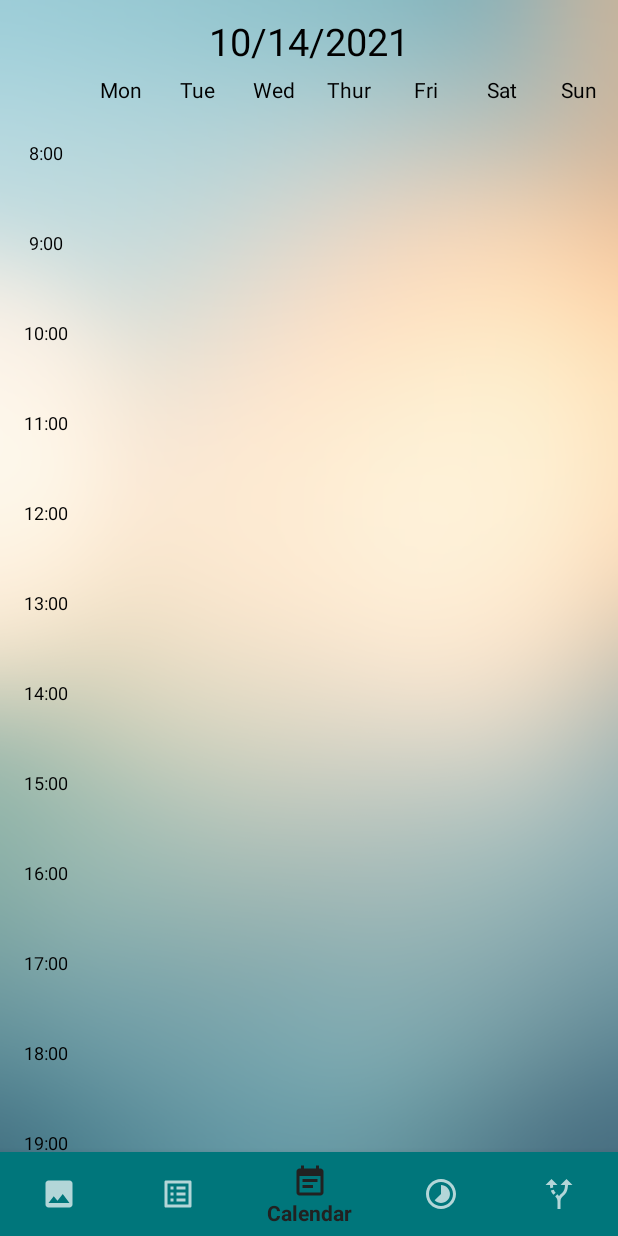
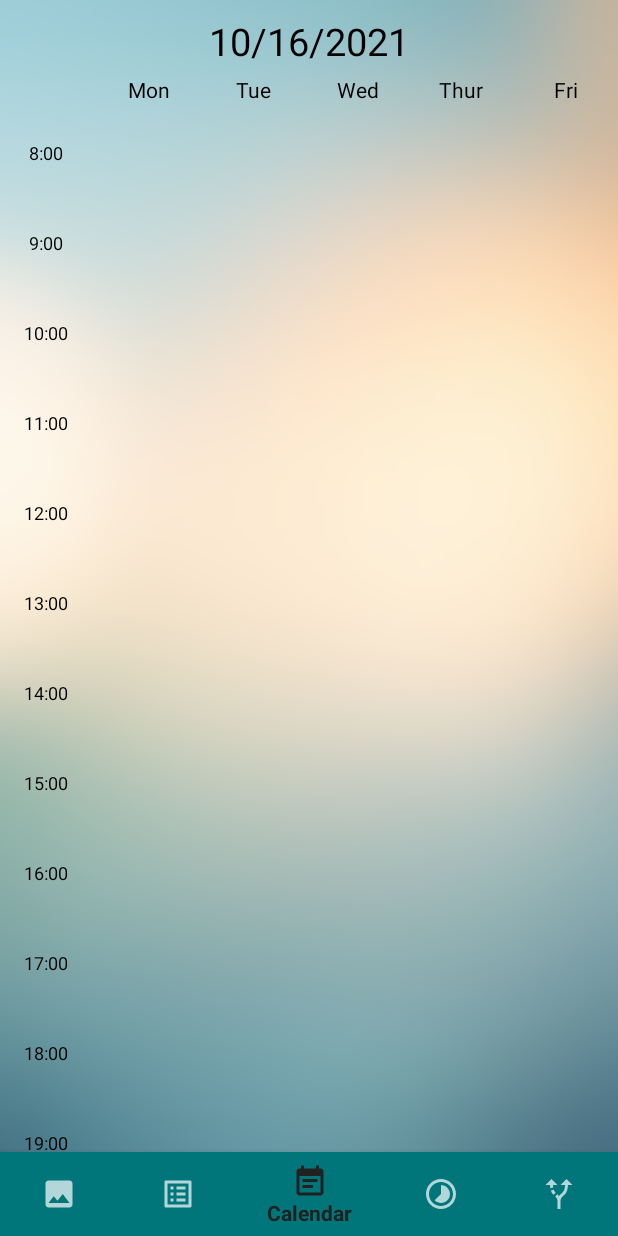
Before and after one commit to YingzeHou/FinalApp, an Android app: the screen it shows after launch (MainActivity), on a phone screen of 412 x 824 dp. Run offline under Robolectric (Android 15) with nearby library versions, the phone set to English and light mode, and no system bars.

Commit message:
Displaying Current date and day of week for calendar

```diff
--- /dev/null
+++ b/app/src/main/java/com/example/finalapp/Calendar/CalendarFrag.java
@@ -0,0 +1,127 @@
+package com.example.finalapp.Calendar;
+
+import android.content.Context;
+import android.content.Intent;
+import android.content.SharedPreferences;
+import android.graphics.Color;
+import android.graphics.Typeface;
+import android.os.Bundle;
+
+import androidx.fragment.app.Fragment;
+
+import android.view.LayoutInflater;
+import android.view.Menu;
+import android.view.MenuInflater;
+import android.view.MenuItem;
+import android.view.View;
+import android.view.ViewGroup;
+import android.widget.TextView;
+
+import com.example.finalapp.Calendar.enums.DayOfWeek;
+import com.example.finalapp.R;
+
+import java.text.DateFormat;
+import java.text.SimpleDateFormat;
+import java.util.Calendar;
+import java.util.Date;
+
+/**
+ * A simple {@link Fragment} subclass.
+ * Use the {@link CalendarFrag#newInstance} factory method to
+ * create an instance of this fragment.
+ */
+public class CalendarFrag extends Fragment {
+
+//    private final String[] DAY_IDS = new String[]{"sun","mon","tue","wed","thur","fri","sat"};
+//    private final String[] Day_TEXTS = new String[]{"Sun","Mon","Tue","Wed","Thur","Fri","Sat"};
+
+    // TODO: Rename parameter arguments, choose names that match
+    // the fragment initialization parameters, e.g. ARG_ITEM_NUMBER
+    private static final String ARG_PARAM1 = "param1";
+    private static final String ARG_PARAM2 = "param2";
+
+    // TODO: Rename and change types of parameters
+    private String mParam1;
+    private String mParam2;
+
+    public CalendarFrag() {
+        // Required empty public constructor
+    }
+
+    /**
+     * Use this factory method to create a new instance of
+     * this fragment using the provided parameters.
+     *
+     * @param param1 Parameter 1.
+     * @param param2 Parameter 2.
+     * @return A new instance of fragment Calendar.
+     */
+    // TODO: Rename and change types and number of parameters
+    public static CalendarFrag newInstance(String param1, String param2) {
+        CalendarFrag fragment = new CalendarFrag();
+        Bundle args = new Bundle();
+        args.putString(ARG_PARAM1, param1);
+        args.putString(ARG_PARAM2, param2);
+        fragment.setArguments(args);
+        return fragment;
+    }
+
+    @Override
+    public void onCreate(Bundle savedInstanceState) {
+        super.onCreate(savedInstanceState);
+        if (getArguments() != null) {
+            mParam1 = getArguments().getString(ARG_PARAM1);
+            mParam2 = getArguments().getString(ARG_PARAM2);
+        }
+
+    }
+
+    @Override
+    public View onCreateView(LayoutInflater inflater, ViewGroup container,
+                             Bundle savedInstanceState) {
+        // Inflate the layout for this fragment
+        ViewGroup viewGroup = (ViewGroup) inflater.inflate(R.layout.fragment_calendar, container, false);
+        setDateAndDay(viewGroup);
+        return viewGroup;
+    }
+
+    public void setDateAndDay(ViewGroup viewGroup){
+
+        // Set Header Date
+        DateFormat dateFormat = new SimpleDateFormat("MM/dd/yyyy");
+        String currDate = dateFormat.format(new Date());
+        TextView dateView = (TextView)viewGroup.findViewById(R.id.currDateView);
+        dateView.setText(currDate);
+
+        // Set Day of Week
+        Calendar cal = Calendar.getInstance();
+        cal.setTime(new Date());
+        int dayOfWeek = cal.get(Calendar.DAY_OF_WEEK);
+
+        DayOfWeek day = DayOfWeek.valueOf(dayOfWeek);
+        TextView dayView = (TextView) viewGroup.findViewById(day.getViewId());
+        dayView.setText(day.getTextContent());
+        dayView.setTextColor(Color.parseColor("#89007E"));
+        dayView.setTypeface(null, Typeface.BOLD);
+
+    }
+
+//    @Override
+//    public void onCreateOptionsMenu(Menu menu, MenuInflater inflater){
+//        inflater.inflate(R.menu.calendar_menu, menu);
+//        super.onCreateOptionsMenu(menu, inflater);
+//    }
+//
+//    @Override
+//    public boolean onOptionsItemSelected(MenuItem item) {
+//        switch (item.getItemId()){
+//            case R.id.calMenu_setting:
+//                return true;
+//            case R.id.calMenu_other:
+//                return true;
+//            default:
+//                return super.onOptionsItemSelected(item);
+//        }
+//    }
+
+}
--- /dev/null
+++ b/app/src/main/java/com/example/finalapp/Calendar/enums/DayOfWeek.java
@@ -0,0 +1,44 @@
+package com.example.finalapp.Calendar.enums;
+
+import com.example.finalapp.R;
+
+public enum DayOfWeek {
+    SUN(1, R.id.sun,"Sun"),
+    MON(2,R.id.mon,"Mon"),
+    TUE(3,R.id.tue,"Tue"),
+    WED(4,R.id.wed,"Wed"),
+    THUR(5,R.id.thur,"Thur"),
+    FRI(6,R.id.fri,"Fri"),
+    SAT(7,R.id.sat,"Sat");
+
+
+    private int code;
+    private int viewId;
+    private String textContent;
+    DayOfWeek(int code, int viewId, String textContent){
+        this.code = code;
+        this.viewId = viewId;
+        this.textContent = textContent;
+    }
+
+    public String getTextContent() {
+        return textContent;
+    }
+
+    public int getViewId() {
+        return viewId;
+    }
+
+    public int getCode() {
+        return code;
+    }
+
+    public static DayOfWeek valueOf(int code) {
+        for (DayOfWeek dayOfWeek : values()) {
+            if (dayOfWeek.code==code) {
+                return dayOfWeek;
+            }
+        }
+        throw new IllegalArgumentException(String.valueOf(code));
+    }
+}
--- a/app/src/main/java/com/example/finalapp/CalendarFrag.java
+++ /dev/null
@@ -1,64 +0,0 @@
-package com.example.finalapp;
-
-import android.os.Bundle;
-
-import androidx.fragment.app.Fragment;
-
-import android.view.LayoutInflater;
-import android.view.View;
-import android.view.ViewGroup;
-
-/**
- * A simple {@link Fragment} subclass.
- * Use the {@link CalendarFrag#newInstance} factory method to
- * create an instance of this fragment.
- */
-public class CalendarFrag extends Fragment {
-
-    // TODO: Rename parameter arguments, choose names that match
-    // the fragment initialization parameters, e.g. ARG_ITEM_NUMBER
-    private static final String ARG_PARAM1 = "param1";
-    private static final String ARG_PARAM2 = "param2";
-
-    // TODO: Rename and change types of parameters
-    private String mParam1;
-    private String mParam2;
-
-    public CalendarFrag() {
-        // Required empty public constructor
-    }
-
-    /**
-     * Use this factory method to create a new instance of
-     * this fragment using the provided parameters.
-     *
-     * @param param1 Parameter 1.
-     * @param param2 Parameter 2.
-     * @return A new instance of fragment Calendar.
-     */
-    // TODO: Rename and change types and number of parameters
-    public static CalendarFrag newInstance(String param1, String param2) {
-        CalendarFrag fragment = new CalendarFrag();
-        Bundle args = new Bundle();
-        args.putString(ARG_PARAM1, param1);
-        args.putString(ARG_PARAM2, param2);
-        fragment.setArguments(args);
-        return fragment;
-    }
-
-    @Override
-    public void onCreate(Bundle savedInstanceState) {
-        super.onCreate(savedInstanceState);
-        if (getArguments() != null) {
-            mParam1 = getArguments().getString(ARG_PARAM1);
-            mParam2 = getArguments().getString(ARG_PARAM2);
-        }
-    }
-
-    @Override
-    public View onCreateView(LayoutInflater inflater, ViewGroup container,
-                             Bundle savedInstanceState) {
-        // Inflate the layout for this fragment
-        return inflater.inflate(R.layout.fragment_calendar, container, false);
-    }
-}
--- a/app/src/main/java/com/example/finalapp/MainActivity.java
+++ b/app/src/main/java/com/example/finalapp/MainActivity.java
@@ -4,9 +4,15 @@ import androidx.annotation.NonNull;
 import androidx.appcompat.app.AppCompatActivity;
 import androidx.fragment.app.Fragment;
 
+import android.content.Context;
+import android.content.Intent;
+import android.content.SharedPreferences;
 import android.os.Bundle;
+import android.view.Menu;
+import android.view.MenuInflater;
 import android.view.MenuItem;
 
+import com.example.finalapp.Calendar.CalendarFrag;
 import com.google.android.material.bottomnavigation.BottomNavigationView;
 import com.google.android.material.navigation.NavigationBarView;
 
--- a/app/src/main/res/layout/fragment_calendar.xml
+++ b/app/src/main/res/layout/fragment_calendar.xml
@@ -5,16 +5,17 @@
     android:id="@+id/frameLayout"
     android:layout_width="match_parent"
     android:layout_height="match_parent"
-    tools:context=".CalendarFrag">
+    android:background="@drawable/calendar_bg"
+    tools:context=".Calendar.CalendarFrag">
 
-    <ImageView
-        android:id="@+id/imageView"
-        android:layout_width="wrap_content"
-        android:layout_height="wrap_content"
-        android:scaleType="fitXY"
-        app:srcCompat="@drawable/calendar_bg"
-        app:layout_constraintLeft_toLeftOf="@id/bottomNavigationView"
-        app:layout_constraintBaseline_toBottomOf="@id/bottomNavigationView"/>
+<!--    <ImageView-->
+<!--        android:id="@+id/imageView"-->
+<!--        android:layout_width="wrap_content"-->
+<!--        android:layout_height="wrap_content"-->
+<!--        android:scaleType="fitXY"-->
+<!--        app:srcCompat="@drawable/calendar_bg"-->
+<!--        app:layout_constraintLeft_toLeftOf="@id/bottomNavigationView"-->
+<!--        app:layout_constraintBaseline_toBottomOf="@id/bottomNavigationView"/>-->
 
 
     <LinearLayout
@@ -32,6 +33,7 @@
         android:gravity="center">
 
             <TextView
+                android:id="@+id/currDateView"
                 android:layout_width="wrap_content"
                 android:layout_height="wrap_content"
                 android:textColor="@color/black"
@@ -61,6 +63,7 @@
             android:text="" />
 
         <TextView
+            android:id="@+id/mon"
             android:layout_width="0dp"
             android:layout_height="20dp"
             android:layout_weight="1"
@@ -69,6 +72,7 @@
             android:text="Mon" />
 
         <TextView
+            android:id="@+id/tue"
             android:layout_width="0dp"
             android:layout_height="20dp"
             android:layout_weight="1"
@@ -77,6 +81,7 @@
             android:text="Tue" />
 
         <TextView
+            android:id="@+id/wed"
             android:layout_width="0dp"
             android:layout_height="20dp"
             android:layout_weight="1"
@@ -85,6 +90,7 @@
             android:text="Wed" />
 
         <TextView
+            android:id="@+id/thur"
             android:layout_width="0dp"
             android:layout_height="20dp"
             android:layout_weight="1"
@@ -93,6 +99,7 @@
             android:text="Thur" />
 
         <TextView
+            android:id="@+id/fri"
             android:layout_width="0dp"
             android:layout_height="20dp"
             android:layout_weight="1"
@@ -101,22 +108,24 @@
             android:text="Fri" />
 
         <TextView
-            android:id="@+id/title6"
+            android:id="@+id/sat"
             android:layout_width="0dp"
             android:layout_height="20dp"
             android:layout_weight="1"
             android:textColor="@color/black"
             android:gravity="center_horizontal|center_vertical"
-            android:text="Sat" />
+            android:text="Sat"
+            android:visibility="gone"/>
 
         <TextView
-            android:id="@+id/title7"
+            android:id="@+id/sun"
             android:layout_width="0dp"
             android:layout_height="20dp"
             android:layout_weight="1"
             android:textColor="@color/black"
             android:gravity="center_horizontal|center_vertical"
-            android:text="Sun" />
+            android:text="Sun"
+            android:visibility="gone"/>
 
     </LinearLayout>
 
--- /dev/null
+++ b/app/src/main/res/menu/calendar_menu.xml
@@ -0,0 +1,10 @@
+<?xml version="1.0" encoding="utf-8"?>
+<menu xmlns:android="http://schemas.android.com/apk/res/android">
+
+    <item
+        android:id="@+id/calMenu_setting"
+        android:title="Settings" />
+    <item
+        android:id="@+id/calMenu_other"
+        android:title="Other" />
+</menu>
--- a/app/src/main/res/navigation/bottom_nav.xml
+++ b/app/src/main/res/navigation/bottom_nav.xml
@@ -7,7 +7,7 @@
 
     <fragment
         android:id="@+id/calendar"
-        android:name="com.example.finalapp.CalendarFrag"
+        android:name="com.example.finalapp.Calendar.CalendarFrag"
         android:label="fragment_calendar"
         tools:layout="@layout/fragment_calendar" />
     <fragment
```
Also changed, not shown: app/src/main/java/com/example/finalapp/Calendar/dao/Event.java (added, +91 -0 lines).
